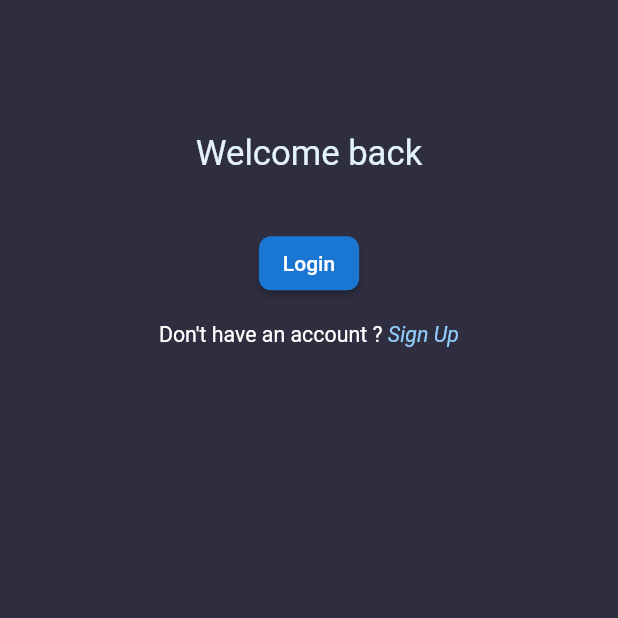
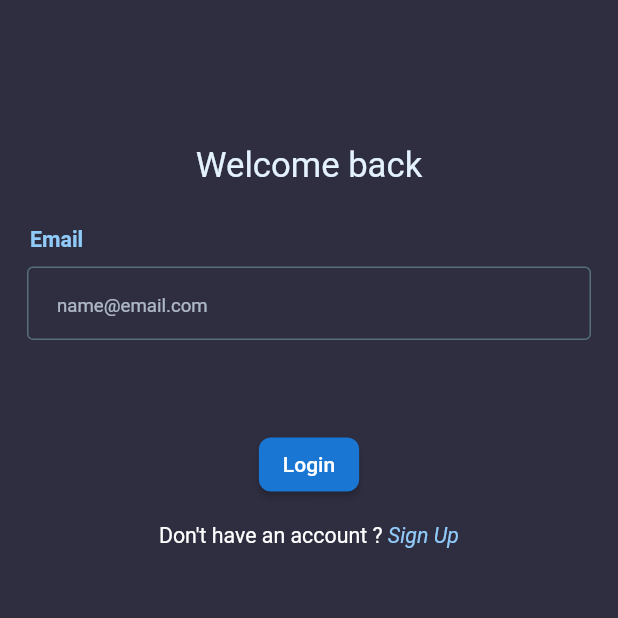
Before and after one commit to NBG-nero/Vendi, a Flutter app: the screen it shows after launch, after a tap on "SKIP TO THE APP >", on a phone screen of 412 x 824 dp, the top half of it. Run offline on Flutter 3.47's test engine with Material 2 defaults, Android fonts, the phone set to English and light mode, and no system bars; our stand-ins replace auto_route, cached_network_image, cloud_firestore, dots_indicator, firebase_auth, firebase_core and 9 more; accounts and stored records are empty.

Commit message:
feat: analyzing ish tempfix

```diff
--- a/lib/screens/auth/login/login.dart
+++ b/lib/screens/auth/login/login.dart
@@ -1,9 +1,12 @@
 import 'package:auto_route/auto_route.dart';
 import 'package:flutter/material.dart';
 import 'package:flutter_screenutil/flutter_screenutil.dart';
+import 'package:stacked/stacked.dart';
 import '../../../routes/router.gr.dart';
 import '../../../utilities/constants/constants.dart';
 import '../../../utilities/margins/margins.dart';
+import '../../../widgets/widgets.dart';
+import 'login_view_model.dart';
 
 class Loginscreen extends StatefulWidget {
   const Loginscreen({super.key});
@@ -15,9 +18,17 @@ class Loginscreen extends StatefulWidget {
 class _LoginscreenState extends State<Loginscreen> {
   @override
   Widget build(BuildContext context) {
+    return ViewModelBuilder<LoginViewModel>.reactive(
+        viewModelBuilder: () => LoginViewModel(),
+        onModelReady: (l) {
+          l.setInitialised(true);
+        },
+        builder: (context, model, child) {
           return Scaffold(
             backgroundColor: VendiColors.masterColor,
-      body: SingleChildScrollView(
+            body: Padding(
+              padding: const EdgeInsets.all(8.0),
+              child: SingleChildScrollView(
                 child: Column(
                   mainAxisAlignment: MainAxisAlignment.center,
                   children: [
@@ -27,8 +38,26 @@ class _LoginscreenState extends State<Loginscreen> {
                             fontSize: 26.sp, color: VendiColors.primaryColor)),
                     YMargin(20.h),
                     Form(
+                      key: model.formKey,
+                        autovalidateMode: AutovalidateMode.onUserInteraction,
+                        child: Padding(
+                          padding: const EdgeInsets.all(10.0),
                           child: Column(
-              children: [],
+                            children: [
+                              VTextField(
+                                obscureText: false,
+                                isMandatory: false,
+                                autovalidateMode:
+                                 AutovalidateMode.onUserInteraction,
+                                 labelText: 'Email',
+                                 hintText: "name@email.com",
+                                 controller: model.emailCtrl,
+
+                              ),
+                              YMargin(35.h),
+
+                            ],
+                          ),
                         )),
                     YMargin(20.h),
                     Center(
@@ -38,10 +67,11 @@ class _LoginscreenState extends State<Loginscreen> {
                                 const RoundedRectangleBorder(
                                     borderRadius:
                                         BorderRadius.all(Radius.circular(8)))),
-                    backgroundColor:
-                        MaterialStateProperty.all(VendiColors.colorMap[700])),
+                            backgroundColor: MaterialStateProperty.all(
+                                VendiColors.colorMap[700])),
                         onPressed: () {
-                  AutoRouter.of(context).pushAndPopUntil(const BottomNav(),
+                          AutoRouter.of(context).pushAndPopUntil(
+                              const BottomNav(),
                               predicate: (route) => false);
                         },
                         child: const Text('Login'),
@@ -49,7 +79,8 @@ class _LoginscreenState extends State<Loginscreen> {
                     ),
                     TextButton(
                       onPressed: () {
-                AutoRouter.of(context).pushAndPopUntil(const SignUpscreen(),
+                        AutoRouter.of(context).pushAndPopUntil(
+                            const SignUpscreen(),
                             predicate: (route) => false);
                       },
                       child: RichText(
@@ -72,6 +103,8 @@ class _LoginscreenState extends State<Loginscreen> {
                   ],
                 ),
               ),
+            ),
           );
+        });
   }
 }
--- /dev/null
+++ b/lib/screens/auth/login/login_view_model.dart
@@ -0,0 +1,9 @@
+import 'package:flutter/material.dart';
+
+import '../../base_model.dart';
+
+class LoginViewModel extends BaseModel {
+  final formKey = GlobalKey<FormState>();
+  TextEditingController emailCtrl = TextEditingController();
+  TextEditingController passwordCtrl = TextEditingController();
+}
--- a/lib/widgets/custom_textfield.dart
+++ b/lib/widgets/custom_textfield.dart
@@ -1,10 +1,11 @@
 import 'package:flutter/material.dart';
 import 'package:flutter_screenutil/flutter_screenutil.dart';
+import 'package:vendi/utilities/constants/colors.dart';
 
 import '../utilities/margins/margins.dart';
 
 class VTextField extends StatelessWidget {
-    final String? hintText;
+  final String? hintText;
   final String? labelText;
   final String? errorText;
   final bool obscureText;
@@ -35,18 +36,75 @@ class VTextField extends StatelessWidget {
   @override
   Widget build(BuildContext context) {
     return Column(
-      crossAxisAlignment:CrossAxisAlignment.start,
-      children:[
+      crossAxisAlignment: CrossAxisAlignment.start,
+      children: [
         Padding(
-          padding: const EdgeInsets.symmetric(horizontal:2.0),
+          padding: const EdgeInsets.symmetric(horizontal: 2.0),
           child: Row(
-            children:[
-              Text(labelText ??""),
+            children: [
+              Text(labelText ?? "",
+                  style: TextStyle(
+                      fontWeight: FontWeight.bold,
+                      fontSize: 16.sp,
+                      color: VendiColors.secondaryColor)),
               YMargin(7.h),
-            ]
+              isMandatory
+                  ? Text('*',
+                      style: TextStyle(
+                          color: Colors.red,
+                          fontSize: 14.sp,
+                          fontWeight: FontWeight.bold))
+                  : const Text(''),
+            ],
           ),
         ),
-      ]
+        YMargin(10.h),
+        TextFormField(
+          autovalidateMode: autovalidateMode,
+          maxLines: maxlines ?? 1,
+          obscureText: obscureText,
+          controller: controller,
+          validator: (val) => validator!(val!),
+          decoration: InputDecoration(
+            hintStyle: TextStyle(
+                fontSize: 14.sp,
+                color: VendiColors.primaryColor.withOpacity(0.7)),
+            contentPadding: const EdgeInsets.fromLTRB(20, 15, 20, 15),
+            errorText: errorText,
+            errorMaxLines: 3,
+            hintText: hintText,
+            suffix: suffix == null
+                ? null
+                : GestureDetector(
+                    onTap: () {
+                      onSuffixPressed!();
+                    },
+                    child: Padding(
+                      padding: const EdgeInsets.only(right: 8.0, left: 10),
+                      child: suffix,
+                    ),
+                  ),
+            prefixIcon: prefix == null
+                ? null
+                :
+                // ignore: avoid_unnecessary_containers
+                Container(
+                    child: Padding(
+                      padding: const EdgeInsets.all(8.0),
+                      child: prefix,
+                    ),
+                  ),
+            focusedBorder: OutlineInputBorder(
+              borderRadius: BorderRadius.circular(5),
+              borderSide: BorderSide(color: VendiColors.exColor),
+            ),
+            enabledBorder: OutlineInputBorder(
+              borderSide: BorderSide(
+                  color: VendiColors.exColor, style: BorderStyle.solid),
+            ),
+          ),
+        ),
+      ],
     );
   }
 }
```
Also changed, not shown: lib/utilities/value_validators.dart (added). Lines whose indentation alone changed are shown as unchanged.
